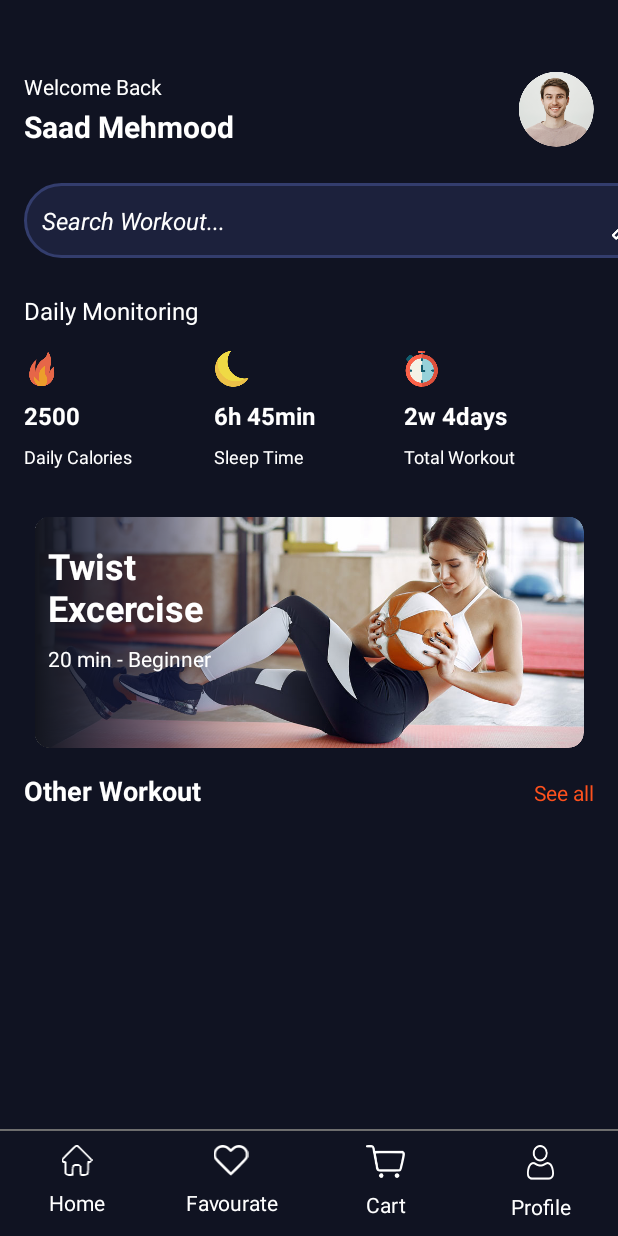
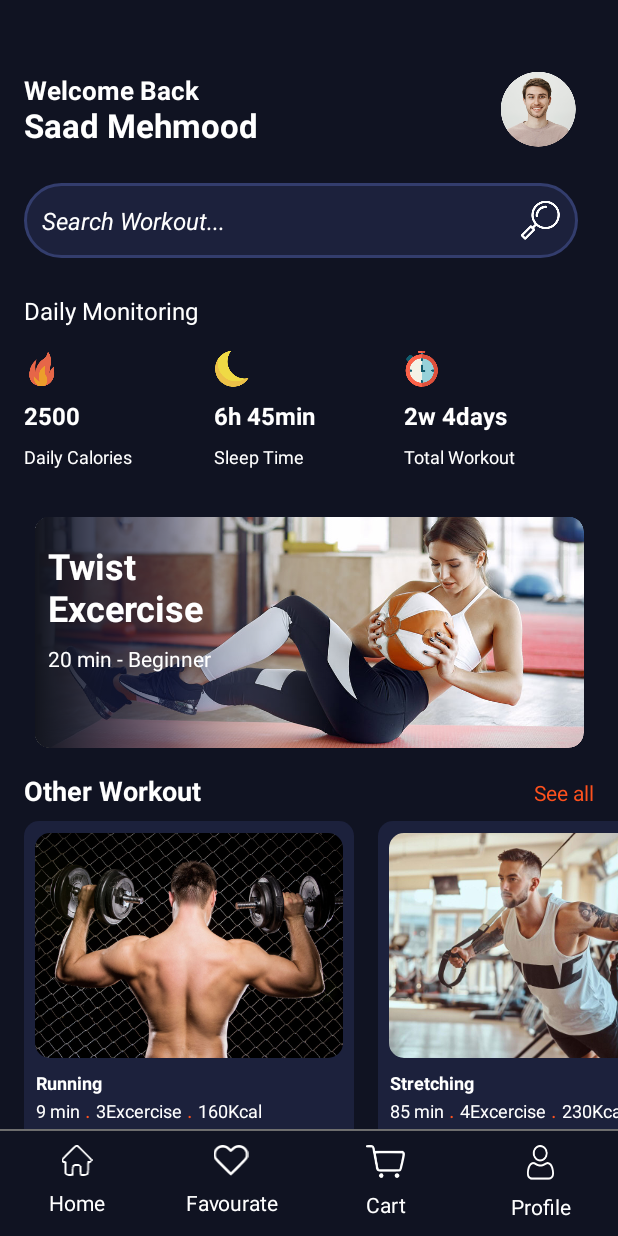
Before and after one commit to Saadmehmood1234/androidApp, an Android app: the screen it shows after launch (MainActivity), after a tap on "Let's go", on a phone screen of 412 x 824 dp. Run offline under Robolectric (Android 15) with nearby library versions, the phone set to English and light mode, and no system bars.

Commit message:
first commit

```diff
--- a/app/src/main/java/com/example/app3/IntroActivity.java
+++ b/app/src/main/java/com/example/app3/Activity/IntroActivity.java
@@ -1,15 +1,11 @@
-package com.example.app3;
+package com.example.app3.Activity;
 
 import android.content.Intent;
 import android.os.Bundle;
 import android.view.View;
 import android.view.WindowManager;
 
-import androidx.activity.EdgeToEdge;
 import androidx.appcompat.app.AppCompatActivity;
-import androidx.core.graphics.Insets;
-import androidx.core.view.ViewCompat;
-import androidx.core.view.WindowInsetsCompat;
 
 import com.example.app3.databinding.ActivityIntroBinding;
 
@@ -22,11 +18,6 @@ public class IntroActivity extends AppCompatActivity {
         binding=ActivityIntroBinding.inflate(getLayoutInflater());
         setContentView(binding.getRoot());
         getWindow().setFlags(WindowManager.LayoutParams.FLAG_LAYOUT_NO_LIMITS,WindowManager.LayoutParams.FLAG_LAYOUT_NO_LIMITS);
-        binding.startBtn.setOnClickListener(new View.OnClickListener() {
-            @Override
-            public void onClick(View v) {
-              startActivity(new Intent(IntroActivity.this,MainActivity.class));
-            }
-        });
+        binding.startBtn.setOnClickListener(v -> startActivity(new Intent(IntroActivity.this,MainActivity.class)));
     }
 }
--- /dev/null
+++ b/app/src/main/java/com/example/app3/Activity/MainActivity.java
@@ -0,0 +1,71 @@
+package com.example.app3.Activity;
+
+import android.os.Bundle;
+import android.view.WindowManager;
+
+import androidx.appcompat.app.AppCompatActivity;
+import androidx.recyclerview.widget.LinearLayoutManager;
+
+import com.example.app3.Adapter.WorkoutAdapter;
+import com.example.app3.Domain.Lessions;
+import com.example.app3.Domain.Workout;
+import com.example.app3.databinding.ActivityIntroBinding;
+import com.example.app3.databinding.ActivityMainBinding;
+
+import java.util.ArrayList;
+
+public class MainActivity extends AppCompatActivity {
+   ActivityMainBinding binding;
+    @Override
+    protected void onCreate(Bundle savedInstanceState) {
+        super.onCreate(savedInstanceState);
+        binding=ActivityMainBinding.inflate(getLayoutInflater());
+        setContentView(binding.getRoot());
+
+        getWindow().setFlags(WindowManager.LayoutParams.FLAG_LAYOUT_NO_LIMITS,WindowManager.LayoutParams.FLAG_LAYOUT_NO_LIMITS);
+
+        binding.view1.setLayoutManager(new LinearLayoutManager(MainActivity.this,LinearLayoutManager.HORIZONTAL,false));
+        binding.view1.setAdapter(new WorkoutAdapter(getData()));
+    }
+
+private ArrayList<Workout> getData(){
+        ArrayList<Workout> list=new ArrayList<>();
+        list.add(new Workout("Running","Some content","pic_1",160,"9 min",getLession_1()));
+        list.add(new Workout("Stretching","Some content","pic_2",230,"85 min",getLession_2()));
+        list.add(new Workout("Yoga","Some content","pic_3",180,"65 min",getLession_3()));
+
+    return list;
+
+}
+
+private ArrayList<Lessions> getLession_1(){
+        ArrayList<Lessions> list=new ArrayList<>();
+        list.add(new Lessions("pic_1_1","HBPMvFkpNgE","03:46","Lession 1"));
+        list.add(new Lessions("pic_1_2","K6I24WgiiPw","03:41","Lession 2"));
+        list.add(new Lessions("pic_1_3","Zc08v4YY0eA","01:57","Lession 3"));
+        return list;
+
+}
+
+    private ArrayList<Lessions> getLession_2(){
+        ArrayList<Lessions> list=new ArrayList<>();
+        list.add(new Lessions("pic_3_1","L3eImBAXT7I","20:23","Lession 1"));
+        list.add(new Lessions("pic_3_2","47Exgz07FlU","18:27","Lession 2"));
+        list.add(new Lessions("pic_3_3","0mLx8tmaQ-4","32:25","Lession 3"));
+        list.add(new Lessions("pic_3_4","w86EalEoFRY","07:52","Lession 4"));
+        return list;
+
+    }
+
+    private ArrayList<Lessions> getLession_3(){
+        ArrayList<Lessions> list=new ArrayList<>();
+        list.add(new Lessions("pic_3_1","v7AYKMP6rOE","22:23","Lession 1"));
+        list.add(new Lessions("pic_3_2","Eml2xnolPYE","19:57","Lession 2"));
+        list.add(new Lessions("pic_3_3","v7SN-d4qXx0","30:08","Lession 3"));
+        list.add(new Lessions("pic_3_4","LqXZ628YNj4","18:09","Lession 4"));
+        return list;
+
+    }
+
+
+}
--- a/app/src/main/java/com/example/app3/MainActivity.java
+++ b/app/src/main/java/com/example/app3/Activity/WorkoutActivity.java
@@ -1,4 +1,4 @@
-package com.example.app3;
+package com.example.app3.Activity;
 
 import android.os.Bundle;
 
@@ -7,14 +7,15 @@ import androidx.appcompat.app.AppCompatActivity;
 import androidx.core.graphics.Insets;
 import androidx.core.view.ViewCompat;
 import androidx.core.view.WindowInsetsCompat;
+import com.example.app3.R;
 
-public class MainActivity extends AppCompatActivity {
+public class WorkoutActivity extends AppCompatActivity {
 
     @Override
     protected void onCreate(Bundle savedInstanceState) {
         super.onCreate(savedInstanceState);
         EdgeToEdge.enable(this);
-        setContentView(R.layout.activity_main);
+        setContentView(R.layout.activity_workout);
         ViewCompat.setOnApplyWindowInsetsListener(findViewById(R.id.main), (v, insets) -> {
             Insets systemBars = insets.getInsets(WindowInsetsCompat.Type.systemBars());
             v.setPadding(systemBars.left, systemBars.top, systemBars.right, systemBars.bottom);
--- /dev/null
+++ b/app/src/main/java/com/example/app3/Adapter/WorkoutAdapter.java
@@ -0,0 +1,66 @@
+package com.example.app3.Adapter;
+
+import android.content.Context;
+import android.content.Intent;
+import android.view.LayoutInflater;
+import android.view.View;
+import android.view.ViewGroup;
+
+import androidx.annotation.NonNull;
+import androidx.recyclerview.widget.RecyclerView;
+
+import com.bumptech.glide.Glide;
+import com.example.app3.Activity.WorkoutActivity;
+import com.example.app3.Domain.Workout;
+import com.example.app3.databinding.ViewholderWorkoutBinding;
+
+import java.util.ArrayList;
+
+public class WorkoutAdapter extends RecyclerView.Adapter<WorkoutAdapter.Viewholder> {
+    private final ArrayList<Workout> list;
+    private Context context;
+
+    public WorkoutAdapter(ArrayList<Workout> list) {
+        this.list = list;
+    }
+
+    @NonNull
+    @Override
+    public WorkoutAdapter.Viewholder onCreateViewHolder(@NonNull ViewGroup parent, int viewType) {
+        context=parent.getContext();
+        ViewholderWorkoutBinding binding=ViewholderWorkoutBinding.inflate(LayoutInflater.from(parent.getContext()),parent,false);
+        return new Viewholder(binding);
+    }
+
+    @Override
+    public void onBindViewHolder(@NonNull WorkoutAdapter.Viewholder holder, int position) {
+      holder.binding.titleTxt.setText(list.get(position).getTitle());
+      int resId=context.getResources().getIdentifier(list.get(position).getPicPath(),"drawable",context.getPackageName());
+
+        Glide.with(holder.itemView.getContext())
+                .load((resId))
+                .into(holder.binding.pic);
+        holder.binding.ExcersizeTxt.setText(list.get(position).getLessions().size()+"Excercise");
+        holder.binding.KcalTxt.setText(list.get(position).getKcal()+"Kcal");
+        holder.binding.duration.setText(list.get(position).getDurationAll());
+
+        holder.binding.getRoot().setOnClickListener(view -> {
+            Intent intent=new Intent(context, WorkoutActivity.class);
+            intent.putExtra("object",list.get(position));
+            context.startActivity(intent);
+        });
+    }
+
+    @Override
+    public int getItemCount() {
+        return list.size();
+    }
+
+    public class Viewholder extends RecyclerView.ViewHolder {
+        ViewholderWorkoutBinding binding;
+        public Viewholder(ViewholderWorkoutBinding binding) {
+            super(binding.getRoot());
+            this.binding=binding;
+        }
+    }
+}
--- /dev/null
+++ b/app/src/main/java/com/example/app3/Domain/Lessions.java
@@ -0,0 +1,47 @@
+package com.example.app3.Domain;
+
+public class Lessions {
+    private String title;
+    private String duration;
+    private String link;
+    private String picPath;
+
+    public String getTitle() {
+        return title;
+    }
+
+    public void setTitle(String title) {
+        this.title = title;
+    }
+
+    public String getDuration() {
+        return duration;
+    }
+
+    public void setDuration(String duration) {
+        this.duration = duration;
+    }
+
+    public String getLink() {
+        return link;
+    }
+
+    public void setLink(String link) {
+        this.link = link;
+    }
+
+    public String getPicPath() {
+        return picPath;
+    }
+
+    public void setPicPath(String picPath) {
+        this.picPath = picPath;
+    }
+
+    public Lessions(String picPath, String link, String duration, String title) {
+        this.picPath = picPath;
+        this.link = link;
+        this.duration = duration;
+        this.title = title;
+    }
+}
--- /dev/null
+++ b/app/src/main/java/com/example/app3/Domain/Workout.java
@@ -0,0 +1,70 @@
+package com.example.app3.Domain;
+
+import java.io.Serializable;
+import java.util.ArrayList;
+
+public class Workout implements Serializable {
+    private String title;
+    private String description;
+    private String picPath;
+    private int kcal;
+    private String durationAll;
+    private ArrayList<Lessions> lessions;
+
+    public Workout(String title, String description, String picPath, int kcal, String durationAll, ArrayList<Lessions> lessions) {
+        this.title = title;
+        this.description = description;
+        this.picPath = picPath;
+        this.kcal = kcal;
+        this.durationAll = durationAll;
+        this.lessions = lessions;
+    }
+
+    public String getTitle() {
+        return title;
+    }
+
+    public void setTitle(String title) {
+        this.title = title;
+    }
+
+    public String getDescription() {
+        return description;
+    }
+
+    public void setDescription(String description) {
+        this.description = description;
+    }
+
+    public String getPicPath() {
+        return picPath;
+    }
+
+    public void setPicPath(String picPath) {
+        this.picPath = picPath;
+    }
+
+    public int getKcal() {
+        return kcal;
+    }
+
+    public void setKcal(int kcal) {
+        this.kcal = kcal;
+    }
+
+    public String getDurationAll() {
+        return durationAll;
+    }
+
+    public void setDurationAll(String durationAll) {
+        this.durationAll = durationAll;
+    }
+
+    public ArrayList<Lessions> getLessions() {
+        return lessions;
+    }
+
+    public void setLessions(ArrayList<Lessions> lessions) {
+        this.lessions = lessions;
+    }
+}
--- /dev/null
+++ b/app/src/main/res/drawable/blue_bg.xml
@@ -0,0 +1,9 @@
+<?xml version="1.0" encoding="utf-8"?>
+<selector xmlns:android="http://schemas.android.com/apk/res/android">
+<item>
+    <shape android:shape="rectangle">
+        <solid android:color="@color/darkBlue"/>
+        <corners android:radius="10dp"/>
+    </shape>
+</item>
+</selector>
--- a/app/src/main/res/layout/activity_intro.xml
+++ b/app/src/main/res/layout/activity_intro.xml
@@ -6,7 +6,7 @@
     android:layout_width="match_parent"
     android:layout_height="match_parent"
     android:background="@color/mainColor"
-    tools:context=".IntroActivity">
+    tools:context=".Activity.IntroActivity">
 
     <ImageView
         android:id="@+id/imageView"
--- a/app/src/main/res/layout/activity_main.xml
+++ b/app/src/main/res/layout/activity_main.xml
@@ -6,7 +6,7 @@
     android:layout_width="match_parent"
     android:layout_height="match_parent"
     android:background="@color/mainColor"
-    tools:context=".MainActivity">
+    tools:context=".Activity.MainActivity">
 
     <ScrollView
         android:id="@+id/scrollView2"
@@ -23,46 +23,50 @@
             android:orientation="vertical">
 
             <androidx.constraintlayout.widget.ConstraintLayout
-                android:layout_width="match_parent"
+                android:layout_width="368dp"
                 android:layout_height="match_parent"
                 android:layout_marginStart="16dp"
                 android:layout_marginTop="48dp"
                 android:layout_marginEnd="16dp">
 
                 <ImageView
-                    android:id="@+id/imageView2"
+                    android:id="@+id/imageView6"
                     android:layout_width="50dp"
                     android:layout_height="50dp"
+                    android:src="@drawable/profile"
                     app:layout_constraintBottom_toBottomOf="parent"
                     app:layout_constraintEnd_toEndOf="parent"
-                    app:layout_constraintTop_toTopOf="parent"
-                    app:srcCompat="@drawable/profile" />
+                    app:layout_constraintTop_toTopOf="parent" />
+
+                <TextView
+                    android:id="@+id/textView5"
+                    android:layout_width="wrap_content"
+                    android:layout_height="wrap_content"
+                    android:text="Welcome Back"
+                    android:textColor="@color/white"
+                    android:textSize="17dp"
+                    android:textStyle="bold"
+                    app:layout_constraintStart_toStartOf="parent"
+                    app:layout_constraintTop_toTopOf="parent" />
 
                 <TextView
                     android:id="@+id/textView4"
                     android:layout_width="wrap_content"
                     android:layout_height="wrap_content"
-                    android:text="Welcome Back"
-                    android:textColor="@color/white"
-                    app:layout_constraintStart_toStartOf="parent"
-                    app:layout_constraintTop_toTopOf="parent" />
-
-                <TextView
-                    android:id="@+id/textView8"
-                    android:layout_width="wrap_content"
-                    android:layout_height="wrap_content"
                     android:text="Saad Mehmood"
                     android:textColor="@color/white"
-                    android:textSize="20sp"
+                    android:textSize="22dp"
                     android:textStyle="bold"
                     app:layout_constraintBottom_toBottomOf="parent"
-                    tools:layout_editor_absoluteX="0dp" />
+                    app:layout_constraintStart_toStartOf="parent"
+                    app:layout_constraintTop_toTopOf="parent"
+                    app:layout_constraintVertical_bias="1.0" />
 
             </androidx.constraintlayout.widget.ConstraintLayout>
 
             <EditText
                 android:id="@+id/editTextText"
-                android:layout_width="430dp"
+                android:layout_width="369dp"
                 android:layout_height="50dp"
                 android:layout_marginStart="16dp"
                 android:layout_marginTop="24dp"
@@ -270,6 +274,10 @@
                 android:paddingStart="8dp"
                 android:paddingEnd="8dp" />
 
+
+
+
+
         </LinearLayout>
     </ScrollView>
 
--- /dev/null
+++ b/app/src/main/res/layout/activity_workout.xml
@@ -0,0 +1,11 @@
+<?xml version="1.0" encoding="utf-8"?>
+<androidx.constraintlayout.widget.ConstraintLayout
+    xmlns:android="http://schemas.android.com/apk/res/android"
+    xmlns:tools="http://schemas.android.com/tools"
+    xmlns:app="http://schemas.android.com/apk/res-auto"
+    android:id="@+id/main"
+    android:layout_width="match_parent"
+    android:layout_height="match_parent"
+    tools:context=".Activity.WorkoutActivity">
+
+  </androidx.constraintlayout.widget.ConstraintLayout>
--- /dev/null
+++ b/app/src/main/res/layout/viewholder_workout.xml
@@ -0,0 +1,85 @@
+<?xml version="1.0" encoding="utf-8"?>
+<androidx.constraintlayout.widget.ConstraintLayout xmlns:android="http://schemas.android.com/apk/res/android"
+    xmlns:app="http://schemas.android.com/apk/res-auto"
+    xmlns:tools="http://schemas.android.com/tools"
+    android:layout_width="220dp"
+    android:layout_height="220dp"
+    android:background="@drawable/blue_bg"
+    android:layout_margin="8dp">
+
+
+    <com.google.android.material.imageview.ShapeableImageView
+        android:id="@+id/pic"
+        style="@style/Style.App.circleImageView"
+        android:layout_width="205dp"
+        android:layout_height="150dp"
+        android:scaleType="centerCrop"
+        android:layout_margin="8dp"
+        app:layout_constraintEnd_toEndOf="parent"
+        app:layout_constraintStart_toStartOf="parent"
+        app:layout_constraintTop_toTopOf="parent"
+        tools:srcCompat="@tools:sample/backgrounds/scenic" />
+
+    <TextView
+        android:id="@+id/titleTxt"
+        android:layout_width="match_parent"
+        android:layout_margin="8dp"
+        android:textStyle="bold"
+        android:layout_height="wrap_content"
+        android:text="title"
+        android:textSize="12sp"
+        android:textColor="@color/white"
+        app:layout_constraintStart_toStartOf="@+id/pic"
+        app:layout_constraintTop_toBottomOf="@+id/pic" />
+
+    <LinearLayout
+        android:layout_width="match_parent"
+        android:layout_height="wrap_content"
+        android:layout_marginStart="8dp"
+        android:layout_marginEnd="8dp"
+        android:orientation="horizontal"
+        app:layout_constraintEnd_toEndOf="parent"
+        app:layout_constraintStart_toStartOf="parent"
+        app:layout_constraintTop_toBottomOf="@+id/titleTxt">
+
+        <TextView
+            android:id="@+id/duration"
+            android:layout_width="wrap_content"
+            android:layout_height="wrap_content"
+
+            android:text="20 min"
+            android:textColor="@color/white"
+            android:textSize="12sp"/>
+
+        <TextView
+            android:id="@+id/textView7"
+            android:layout_width="wrap_content"
+            android:layout_height="wrap_content"
+            android:textColor="@color/orange"
+            android:text=" . " />
+
+        <TextView
+            android:id="@+id/ExcersizeTxt"
+            android:layout_width="wrap_content"
+            android:layout_height="wrap_content"
+            android:textSize="12sp"
+            android:textColor="@color/white"
+            android:text="Excercise" />
+
+        <TextView
+            android:id="@+id/textView18"
+            android:layout_width="wrap_content"
+            android:layout_height="wrap_content"
+            android:textColor="@color/orange"
+            android:text=" . " />
+
+        <TextView
+            android:id="@+id/KcalTxt"
+            android:layout_width="wrap_content"
+            android:layout_height="wrap_content"
+            android:textColor="@color/white"
+            android:textSize="12sp"
+            android:text="170 Kcal" />
+    </LinearLayout>
+
+</androidx.constraintlayout.widget.ConstraintLayout>
--- a/app/src/main/res/values/themes.xml
+++ b/app/src/main/res/values/themes.xml
@@ -6,4 +6,12 @@
     </style>
 
     <style name="Theme.App3" parent="Base.Theme.App3" />
+
+    <style name="Style.App.circleImageView" parent="">
+        <item name="shapeAppearance">@style/ShapeAppearanceOverlay.App.circleImageView</item>
+    </style>
+    <style name="ShapeAppearanceOverlay.App.circleImageView" parent="">
+        <item name="cornerFamily">rounded</item>
+        <item name="cornerSize">10dp</item>
+    </style>
 </resources>
```
Also changed, not shown: app/src/main/AndroidManifest.xml (+8 -5 lines).
